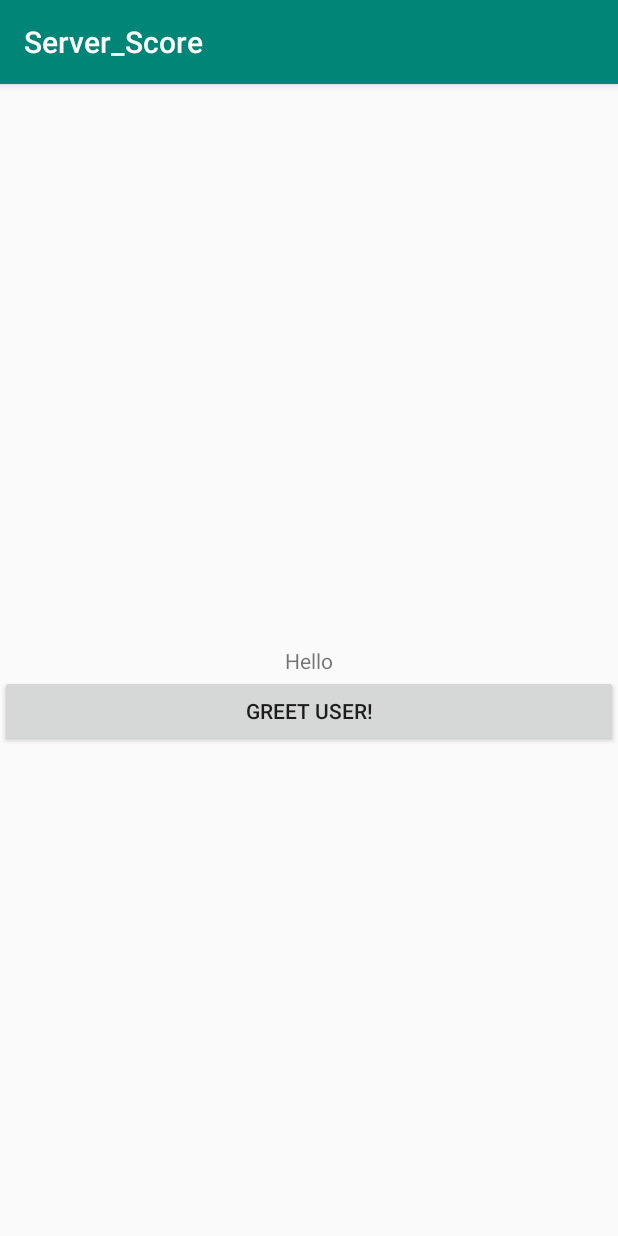
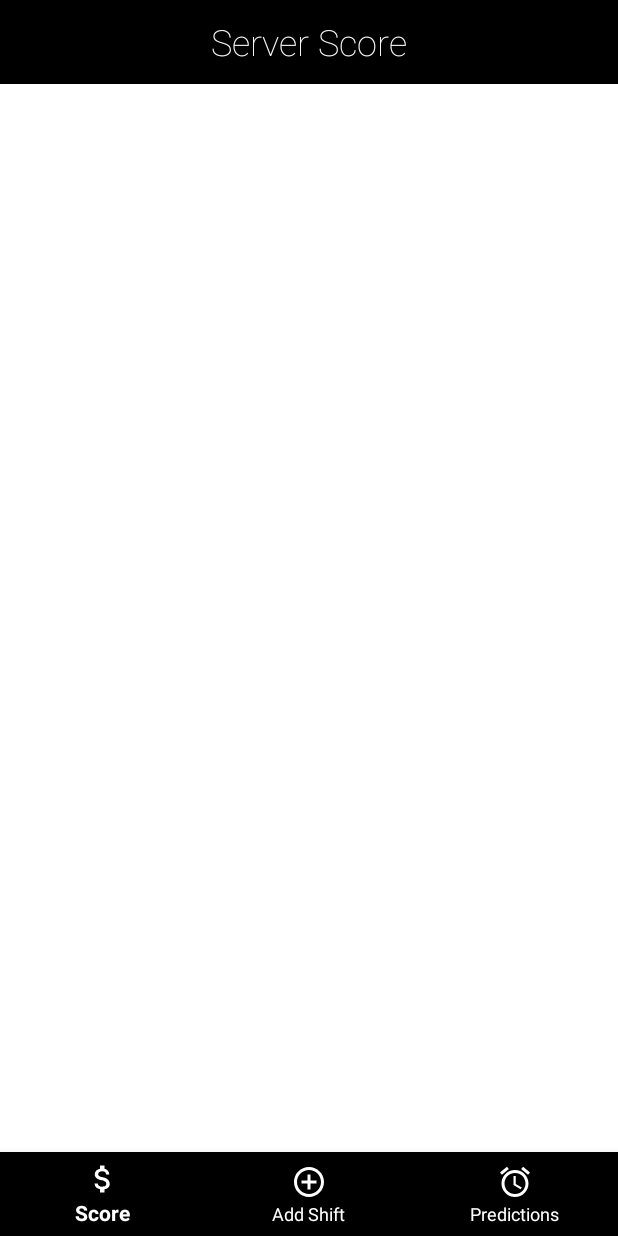
Before and after one commit to ZacBuresh/ServerScore, an Android app: the screen it shows after launch (MainActivity), on a phone screen of 412 x 824 dp. Run offline under Robolectric (Android 15) with nearby library versions, the phone set to English and light mode, and no system bars.

Commit message:
Implemented bottom navigation view and custom toolbar.

```diff
--- a/app/build.gradle
+++ b/app/build.gradle
@@ -26,9 +26,11 @@ dependencies {
     implementation fileTree(dir: 'libs', include: ['*.jar'])
     implementation"org.jetbrains.kotlin:kotlin-stdlib-jdk7:$kotlin_version"
     implementation 'androidx.appcompat:appcompat:1.1.0'
-    implementation 'androidx.core:core-ktx:1.1.0'
+    implementation 'androidx.core:core-ktx:1.2.0'
     implementation 'androidx.constraintlayout:constraintlayout:1.1.3'
     testImplementation 'junit:junit:4.12'
     androidTestImplementation 'androidx.test.ext:junit:1.1.1'
     androidTestImplementation 'androidx.test.espresso:espresso-core:3.2.0'
+    implementation 'com.android.support:design:28.0.0'
+    implementation 'androidx.appcompat:appcompat:1.1.0'
 }
--- a/app/src/main/AndroidManifest.xml
+++ b/app/src/main/AndroidManifest.xml
@@ -5,7 +5,7 @@
     <application
         android:allowBackup="true"
         android:icon="@mipmap/ic_launcher"
-        android:label="@string/app_name"
+        android:label=""
         android:roundIcon="@mipmap/ic_launcher_round"
         android:supportsRtl="true"
         android:theme="@style/AppTheme">
--- a/app/src/main/java/com/example/server_score/MainActivity.kt
+++ b/app/src/main/java/com/example/server_score/MainActivity.kt
@@ -1,18 +1,22 @@
 package com.example.server_score
 
+import android.os.Bundle
 import androidx.appcompat.app.AppCompatActivity
-import android.os.Bundle
-import kotlinx.android.synthetic.main.activity_main.*
+import androidx.appcompat.widget.Toolbar
+import com.google.android.material.bottomnavigation.BottomNavigationView
+
 
 class MainActivity : AppCompatActivity() {
+
+    lateinit var toolbar: Toolbar
 
     override fun onCreate(savedInstanceState: Bundle?) {
         super.onCreate(savedInstanceState)
         setContentView(R.layout.activity_main)
 
-        bt_greet.setOnClickListener{
-            tv_name.text = "Zac"
-        }
+        toolbar = findViewById(R.id.toolbar_score)
+        setSupportActionBar(toolbar)
+        val bottomNavigation: BottomNavigationView = findViewById(R.id.navigationView)
     }
 
 }
--- /dev/null
+++ b/app/src/main/res/drawable/ic_access_alarms_black_24dp.xml
@@ -0,0 +1,5 @@
+<vector android:height="24dp" android:tint="#FFFFFF"
+    android:viewportHeight="24.0" android:viewportWidth="24.0"
+    android:width="24dp" xmlns:android="http://schemas.android.com/apk/res/android">
+    <path android:fillColor="#FF000000" android:pathData="M22,5.7l-4.6,-3.9 -1.3,1.5 4.6,3.9L22,5.7zM7.9,3.4L6.6,1.9 2,5.7l1.3,1.5 4.6,-3.8zM12.5,8L11,8v6l4.7,2.9 0.8,-1.2 -4,-2.4L12.5,8zM12,4c-5,0 -9,4 -9,9s4,9 9,9 9,-4 9,-9 -4,-9 -9,-9zM12,20c-3.9,0 -7,-3.1 -7,-7s3.1,-7 7,-7 7,3.1 7,7 -3.1,7 -7,7z"/>
+</vector>
--- /dev/null
+++ b/app/src/main/res/drawable/ic_add_circle_outline_black_24dp.xml
@@ -0,0 +1,5 @@
+<vector android:height="24dp" android:tint="#FFFFFF"
+    android:viewportHeight="24.0" android:viewportWidth="24.0"
+    android:width="24dp" xmlns:android="http://schemas.android.com/apk/res/android">
+    <path android:fillColor="#FF000000" android:pathData="M13,7h-2v4L7,11v2h4v4h2v-4h4v-2h-4L13,7zM12,2C6.48,2 2,6.48 2,12s4.48,10 10,10 10,-4.48 10,-10S17.52,2 12,2zM12,20c-4.41,0 -8,-3.59 -8,-8s3.59,-8 8,-8 8,3.59 8,8 -3.59,8 -8,8z"/>
+</vector>
--- /dev/null
+++ b/app/src/main/res/drawable/ic_attach_money_black_24dp.xml
@@ -0,0 +1,5 @@
+<vector android:height="24dp" android:tint="#FFFFFF"
+    android:viewportHeight="24.0" android:viewportWidth="24.0"
+    android:width="24dp" xmlns:android="http://schemas.android.com/apk/res/android">
+    <path android:fillColor="#FF000000" android:pathData="M11.8,10.9c-2.27,-0.59 -3,-1.2 -3,-2.15 0,-1.09 1.01,-1.85 2.7,-1.85 1.78,0 2.44,0.85 2.5,2.1h2.21c-0.07,-1.72 -1.12,-3.3 -3.21,-3.81V3h-3v2.16c-1.94,0.42 -3.5,1.68 -3.5,3.61 0,2.31 1.91,3.46 4.7,4.13 2.5,0.6 3,1.48 3,2.41 0,0.69 -0.49,1.79 -2.7,1.79 -2.06,0 -2.87,-0.92 -2.98,-2.1h-2.2c0.12,2.19 1.76,3.42 3.68,3.83V21h3v-2.15c1.95,-0.37 3.5,-1.5 3.5,-3.55 0,-2.84 -2.43,-3.81 -4.7,-4.4z"/>
+</vector>
--- a/app/src/main/res/layout/activity_main.xml
+++ b/app/src/main/res/layout/activity_main.xml
@@ -6,31 +6,39 @@
     android:layout_height="match_parent"
     tools:context=".MainActivity">
 
-    <TextView
-        android:layout_width="wrap_content"
+    <androidx.appcompat.widget.Toolbar
+        android:id="@+id/toolbar_score"
+        android:layout_width="match_parent"
         android:layout_height="wrap_content"
-        android:id="@+id/tv_hello"
-        android:text="@string/hello"
-        app:layout_constraintBottom_toBottomOf="parent"
-        app:layout_constraintTop_toTopOf="parent"
-        app:layout_constraintStart_toStartOf="parent"
-        app:layout_constraintEnd_toEndOf="parent"/>
+        android:background="@color/black"
+        app:titleTextColor="@color/white"
+        app:layout_constraintTop_toTopOf="parent">
 
-    <TextView
+        <TextView
+            android:id="@+id/toolbar_title"
+            android:layout_width="wrap_content"
+            android:layout_height="wrap_content"
+            android:textColor="@color/white"
+            android:text="@string/server_score"
+            android:textSize="24sp"
+            android:layout_gravity="center"
+            android:fontFamily="sans-serif-thin"/>
+
+    </androidx.appcompat.widget.Toolbar>
+
+    <com.google.android.material.bottomnavigation.BottomNavigationView
+        android:id="@+id/navigationView"
         android:layout_width="0dp"
         android:layout_height="wrap_content"
-        android:id="@+id/tv_name"
-        app:layout_constraintStart_toEndOf="@id/tv_hello"
-        app:layout_constraintTop_toTopOf="@id/tv_hello" />
-
-    <Button
-        android:layout_width="0dp"
-        android:layout_height="wrap_content"
-        android:id="@+id/bt_greet"
-        app:layout_constraintTop_toBottomOf="@id/tv_hello"
-        app:layout_constraintStart_toStartOf="parent"
-        app:layout_constraintEnd_toEndOf="parent"
-        android:text="@string/greet_user"
-        android:paddingTop="10dp" />
+        android:layout_marginEnd="0dp"
+        android:layout_marginStart="0dp"
+        android:background="?android:attr/windowBackground"
+        app:layout_constraintBottom_toBottomOf="parent"
+        app:layout_constraintLeft_toLeftOf="parent"
+        app:layout_constraintRight_toRightOf="parent"
+        app:itemBackground="@color/black"
+        app:itemIconTint="@color/white"
+        app:itemTextColor="@color/white"
+        app:menu="@menu/navigation"/>
 
 </androidx.constraintlayout.widget.ConstraintLayout>
--- /dev/null
+++ b/app/src/main/res/menu/navigation.xml
@@ -0,0 +1,19 @@
+<?xml version="1.0" encoding="utf-8"?>
+<menu xmlns:android="http://schemas.android.com/apk/res/android">
+
+    <item
+        android:id="@+id/nav_score"
+        android:icon="@drawable/ic_attach_money_black_24dp"
+        android:title="@string/score"/>
+
+    <item
+        android:id="@+id/nav_add"
+        android:icon="@drawable/ic_add_circle_outline_black_24dp"
+        android:title="@string/add_shift"/>
+
+    <item
+        android:id="@+id/nav_pred"
+        android:icon="@drawable/ic_access_alarms_black_24dp"
+        android:title="@string/predictions"/>
+
+</menu>
--- a/app/src/main/res/values/colors.xml
+++ b/app/src/main/res/values/colors.xml
@@ -1,6 +1,5 @@
 <?xml version="1.0" encoding="utf-8"?>
 <resources>
-    <color name="colorPrimary">#008577</color>
-    <color name="colorPrimaryDark">#00574B</color>
-    <color name="colorAccent">#D81B60</color>
+    <color name="black">#000000</color>
+    <color name="white">#FFFFFF</color>
 </resources>
--- a/app/src/main/res/values/strings.xml
+++ b/app/src/main/res/values/strings.xml
@@ -2,4 +2,8 @@
     <string name="app_name">Server_Score</string>
     <string name="hello">Hello</string>
     <string name="greet_user">Greet User!</string>
+    <string name="predictions">Predictions</string>
+    <string name="add_shift">Add Shift</string>
+    <string name="score">Score</string>
+    <string name="server_score">Server Score</string>
 </resources>
--- a/app/src/main/res/values/styles.xml
+++ b/app/src/main/res/values/styles.xml
@@ -1,11 +1,14 @@
 <resources>
 
     <!-- Base application theme. -->
-    <style name="AppTheme" parent="Theme.AppCompat.Light.DarkActionBar">
+    <style name="AppTheme" parent="Theme.AppCompat.NoActionBar">
         <!-- Customize your theme here. -->
-        <item name="colorPrimary">@color/colorPrimary</item>
-        <item name="colorPrimaryDark">@color/colorPrimaryDark</item>
-        <item name="colorAccent">@color/colorAccent</item>
+        <item name="colorPrimary">@color/black</item>
+        <item name="colorPrimaryDark">@color/black</item>
+        <item name="colorAccent">@color/white</item>
+        <item name="windowNoTitle">true</item>
+        <item name="windowActionBar">false</item>
+        <item name="android:windowBackground">@color/white</item>
     </style>
 
 </resources>
```
